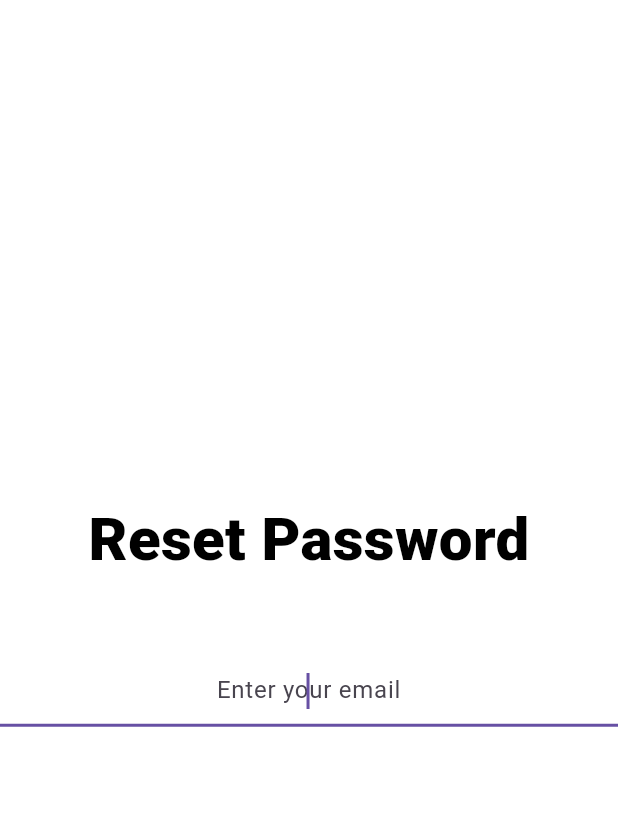
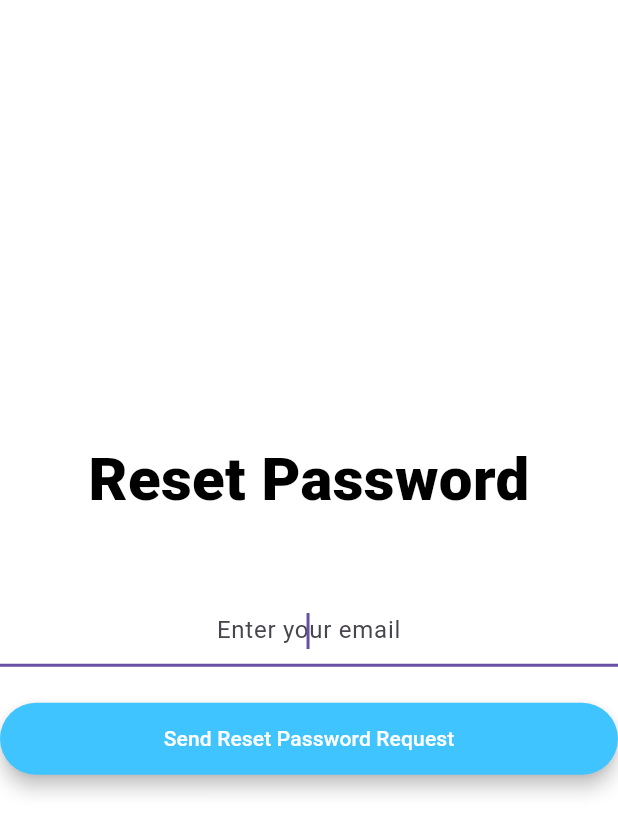
Before and after one commit to nathan-kane/deal_diligence, a Flutter app: the ResetPasswordScreen screen opened directly, on a phone screen of 412 x 824 dp. Shown: the top 834 px of the screen. Run offline on Flutter 3.47's test engine with Material 3 defaults, Android fonts, the phone set to English and light mode, and no system bars; our stand-ins replace cloud_firestore, dartz, equatable, firebase_auth, firebase_core, flutter_credit_card and 11 more; missing offline and left inert: add_2_calendar, flutter_stripe, googleapis; accounts and stored records are empty.

Commit message:
Reset password is working. Tagged all my files with my copywrite

```diff
--- a/lib/Providers/device_tokens.dart
+++ b/lib/Providers/device_tokens.dart
@@ -1,3 +1,9 @@
+//*********************************************
+//  Deal Diligence was designed and created by      *
+//  Nathan Kane                               *
+//  copyright 2023                            *
+//*********************************************
+
 // This defines the database table or document
 
 class Device {
--- a/lib/Providers/event_provider.dart
+++ b/lib/Providers/event_provider.dart
@@ -1,3 +1,9 @@
+//*********************************************
+//  Deal Diligence was designed and created by      *
+//  Nathan Kane                               *
+//  copyright 2023                            *
+//*********************************************
+
 //import 'package:flutter/material.dart';
 //import 'package:add_2_calendar/add_2_calendar.dart';
 import 'package:cloud_firestore/cloud_firestore.dart';
--- a/lib/Providers/stripe_payment_provider.dart
+++ b/lib/Providers/stripe_payment_provider.dart
@@ -1,3 +1,9 @@
+//*********************************************
+//  Deal Diligence was designed and created by      *
+//  Nathan Kane                               *
+//  copyright 2023                            *
+//*********************************************
+
 import 'package:deal_diligence/components/app_toast.dart';
 import 'package:deal_diligence/components/custom_loading.dart';
 import 'package:deal_diligence/core_data/index.dart';
--- a/lib/Services/firebase_api.dart
+++ b/lib/Services/firebase_api.dart
@@ -1,3 +1,9 @@
+//*********************************************
+//  Deal Diligence was designed and created by      *
+//  Nathan Kane                               *
+//  copyright 2023                            *
+//*********************************************
+
 //import 'package:flutter/foundation.dart';
 import 'package:flutter_local_notifications/flutter_local_notifications.dart';
 
--- a/lib/constants.dart
+++ b/lib/constants.dart
@@ -1,3 +1,9 @@
+//*********************************************
+//  Deal Diligence was designed and created by      *
+//  Nathan Kane                               *
+//  copyright 2023                            *
+//*********************************************
+
 import 'package:flutter/material.dart';
 
 const kPrimaryColor = Color(0xFF00BF6D);
--- a/lib/screens/chat_screen.dart
+++ b/lib/screens/chat_screen.dart
@@ -1,3 +1,9 @@
+//*********************************************
+//  Deal Diligence was designed and created by      *
+//  Nathan Kane                               *
+//  copyright 2023                            *
+//*********************************************
+
 import 'package:cloud_firestore/cloud_firestore.dart';
 import 'package:deal_diligence/Providers/global_provider.dart';
 //import 'package:deal_diligence/components/rounded_button.dart';
--- a/lib/screens/google_event_add.dart
+++ b/lib/screens/google_event_add.dart
@@ -1,3 +1,9 @@
+//*********************************************
+//  Deal Diligence was designed and created by      *
+//  Nathan Kane                               *
+//  copyright 2023                            *
+//*********************************************
+
 import 'dart:developer';
 
 import 'package:flutter/foundation.dart';
--- a/lib/screens/mortgage_calculator.dart
+++ b/lib/screens/mortgage_calculator.dart
@@ -1,3 +1,9 @@
+//*********************************************
+//  Deal Diligence was designed and created by      *
+//  Nathan Kane                               *
+//  copyright 2023                            *
+//*********************************************
+
 import 'dart:math';
 
 import 'package:flutter/material.dart';
--- a/lib/screens/popup_commission.dart
+++ b/lib/screens/popup_commission.dart
@@ -1,3 +1,9 @@
+//*********************************************
+//  Deal Diligence was designed and created by      *
+//  Nathan Kane                               *
+//  copyright 2023                            *
+//*********************************************
+
 import 'package:flutter/material.dart';
 
 class CommissionCalculatorPopup {
--- a/lib/screens/reset_password.dart
+++ b/lib/screens/reset_password.dart
@@ -6,11 +6,12 @@
 
 // ignore_for_file: library_private_types_in_public_api, unused_field
 
+import 'package:deal_diligence/components/rounded_button.dart';
 import 'package:flutter/material.dart';
 //import 'package:tonnah/Services/firestore_service.dart';
 //import 'package:deal_diligence/components/rounded_button.dart';
 // import 'package:deal_diligence/constants.dart';
-// import 'package:firebase_auth/firebase_auth.dart';
+import 'package:firebase_auth/firebase_auth.dart';
 //import 'package:deal_diligence/screens/agent_dash_board.dart';
 // import 'package:cloud_firestore/cloud_firestore.dart';
 // import 'package:firebase_messaging/firebase_messaging.dart';
@@ -26,7 +27,7 @@ class ResetPasswordScreen extends StatefulWidget {
 
 class _ResetPasswordScreenState extends State<ResetPasswordScreen> {
   bool showSpinner = false;
-  //final _auth = FirebaseAuth.instance;
+  final _auth = FirebaseAuth.instance;
 
   late String _email;
 
@@ -64,13 +65,13 @@ class _ResetPasswordScreenState extends State<ResetPasswordScreen> {
             const SizedBox(
               height: 8.0,
             ),
-            // RoundedButton(
-            //     title: 'Send Reset Password Request',
-            //     colour: Colors.lightBlueAccent,
-            //     onPressed: () {
-            //       //_auth.sendPasswordResetEmail(email: _email);
-            //       Navigator.of(context).pop();
-            //     }),
+            RoundedButton(
+                title: 'Send Reset Password Request',
+                colour: Colors.lightBlueAccent,
+                onPressed: () {
+                  _auth.sendPasswordResetEmail(email: _email);
+                  Navigator.of(context).pop();
+                }),
           ],
         ),
       ),
--- a/lib/screens/widgets/bottom_nav_bar.dart
+++ b/lib/screens/widgets/bottom_nav_bar.dart
@@ -1,3 +1,9 @@
+//*********************************************
+//  Deal Diligence was designed and created by      *
+//  Nathan Kane                               *
+//  copyright 2023                            *
+//*********************************************
+
 import 'package:flutter/material.dart';
 
 class BottomNav extends StatelessWidget {
--- a/lib/screens/widgets/my_appbar.dart
+++ b/lib/screens/widgets/my_appbar.dart
@@ -1,3 +1,9 @@
+//*********************************************
+//  Deal Diligence was designed and created by      *
+//  Nathan Kane                               *
+//  copyright 2023                            *
+//*********************************************
+
 // ignore_for_file: library_private_types_in_public_api
 
 import 'package:flutter/material.dart';
--- a/lib/screens/widgets/snackbarwidget.dart
+++ b/lib/screens/widgets/snackbarwidget.dart
@@ -1,3 +1,9 @@
+//*********************************************
+//  Deal Diligence was designed and created by      *
+//  Nathan Kane                               *
+//  copyright 2023                            *
+//*********************************************
+
 import 'package:flutter/material.dart';
 
 class CustomSnackBar extends StatelessWidget {
```
Also changed, not shown: lib/Providers/appraiser_company_provider.dart (+1 -9 lines), lib/screens/user_register_screen.dart (+16 -16 lines), lib/firebase_options.dart.
